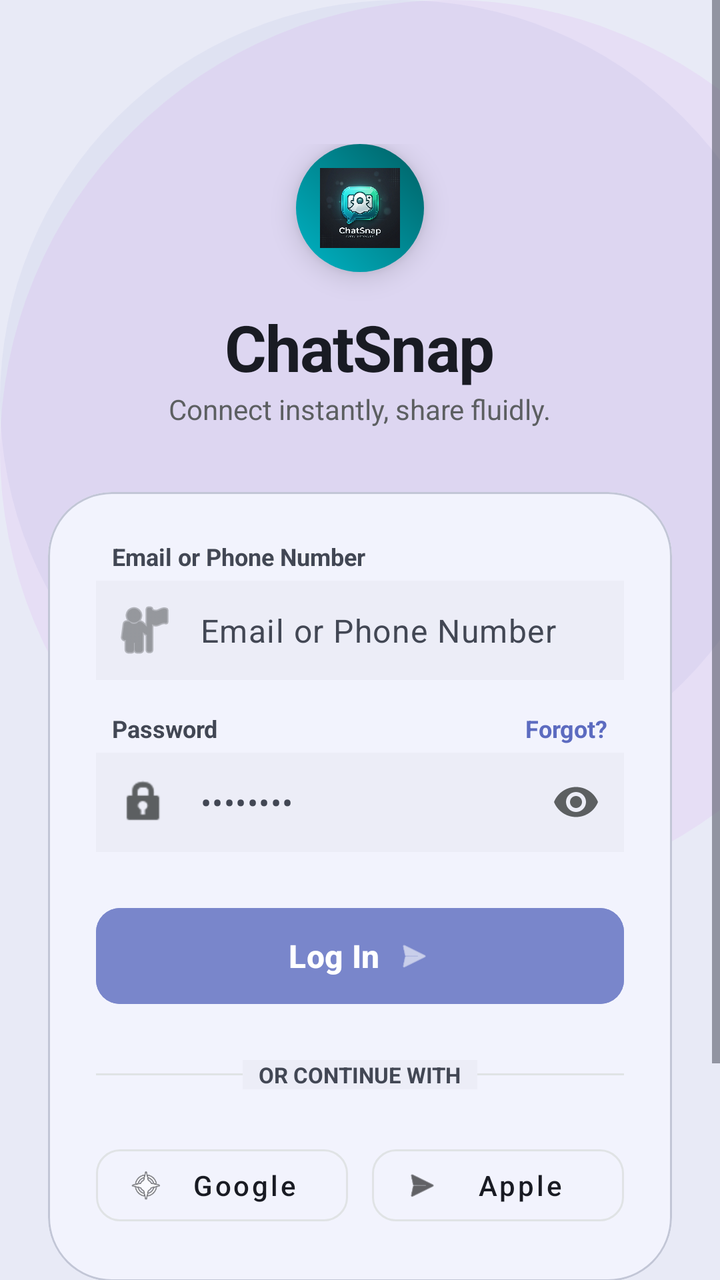
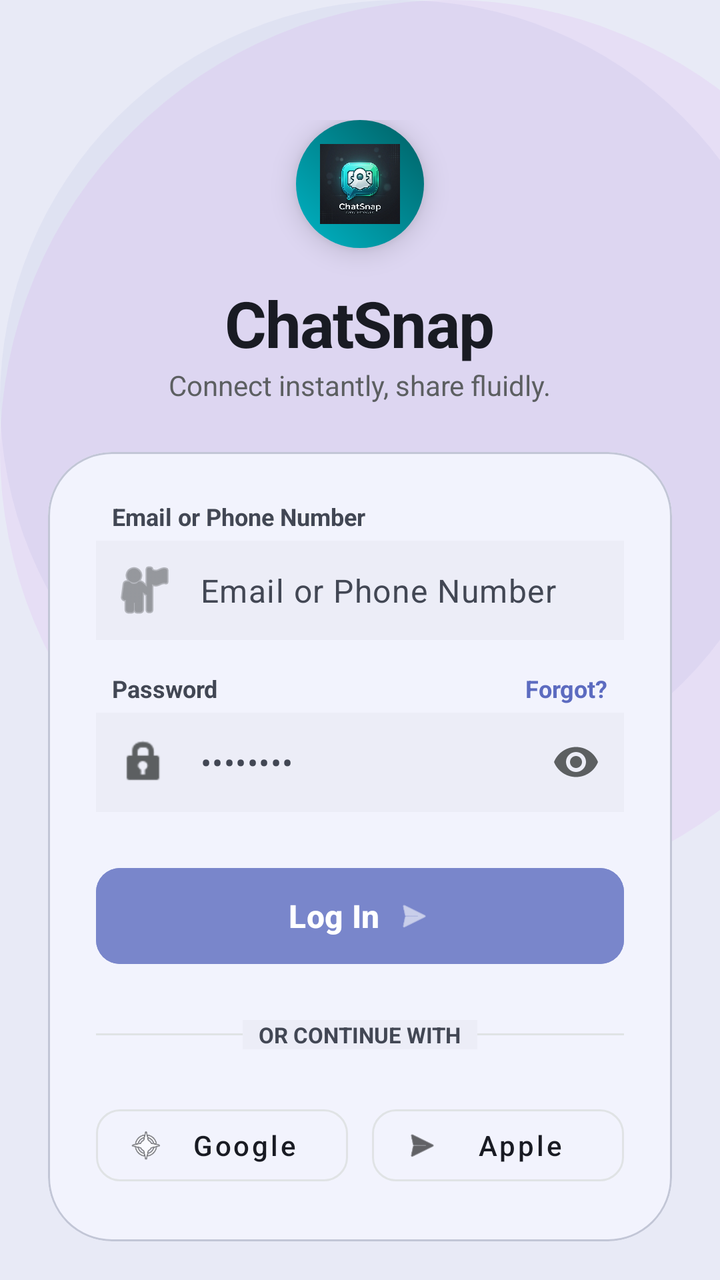

Before-and-after screenshots of an Android layout around one commit, followed by the original layout XML and the change that was made.
<!-- AndroidManifest.xml: activity theme Theme.ChatSnap.NoActionBar -->
<!-- res/layout/activity_login.xml -->
<?xml version="1.0" encoding="utf-8"?>
<androidx.constraintlayout.widget.ConstraintLayout xmlns:android="http://schemas.android.com/apk/res/android"
    xmlns:app="http://schemas.android.com/apk/res-auto"
    xmlns:tools="http://schemas.android.com/tools"
    android:layout_width="match_parent"
    android:layout_height="match_parent"
    android:background="?android:attr/windowBackground">

    <include layout="@layout/layout_bubbles" />

    <ScrollView
        android:layout_width="match_parent"
        android:layout_height="match_parent"
        android:fillViewport="true">

        <androidx.constraintlayout.widget.ConstraintLayout
            android:layout_width="match_parent"
            android:layout_height="wrap_content"
            android:padding="24dp">

            
            <LinearLayout
                android:id="@+id/brandContainer"
                android:layout_width="wrap_content"
                android:layout_height="wrap_content"
                android:gravity="center"
                android:orientation="vertical"
                android:layout_marginTop="48dp"
                app:layout_constraintEnd_toEndOf="parent"
                app:layout_constraintStart_toStartOf="parent"
                app:layout_constraintTop_toTopOf="parent">

                <FrameLayout
                    android:layout_width="64dp"
                    android:layout_height="64dp"
                    android:background="@drawable/splash_gradient"
                    android:elevation="8dp"
                    android:padding="12dp"
                    android:layout_marginBottom="16dp">

                    <ImageView
                        android:layout_width="match_parent"
                        android:layout_height="match_parent"
                        android:src="@drawable/ic_app_logo" />
                </FrameLayout>

                <TextView
                    android:layout_width="wrap_content"
                    android:layout_height="wrap_content"
                    android:text="ChatSnap"
                    android:textColor="?attr/colorOnSurface"
                    android:textSize="32sp"
                    android:textStyle="bold"
                    android:letterSpacing="-0.02" />

                <TextView
                    android:layout_width="wrap_content"
                    android:layout_height="wrap_content"
                    android:text="Connect instantly, share fluidly."
                    android:textColor="@color/secondary"
                    android:textSize="14sp" />
            </LinearLayout>

            
            <com.google.android.material.card.MaterialCardView
                android:id="@+id/loginCard"
                android:layout_width="match_parent"
                android:layout_height="wrap_content"
                android:layout_marginTop="32dp"
                app:cardCornerRadius="32dp"
                app:cardElevation="0dp"
                app:cardBackgroundColor="?attr/colorSurfaceVariant"
                app:strokeColor="?attr/colorOutlineVariant"
                app:layout_constraintTop_toBottomOf="@id/brandContainer">

                <LinearLayout
                    android:layout_width="match_parent"
                    android:layout_height="wrap_content"
                    android:orientation="vertical"
                    android:padding="24dp">

                    
                    <TextView
                        android:layout_width="wrap_content"
                        android:layout_height="wrap_content"
                        android:text="Email or Phone Number"
                        android:textColor="@color/on_surface_variant"
                        android:textSize="12sp"
                        android:textStyle="bold"
                        android:layout_marginStart="8dp"
                        android:layout_marginBottom="4dp"/>

                    <com.google.android.material.textfield.TextInputLayout
                        android:id="@+id/emailLayout"
                        android:layout_width="match_parent"
                        android:layout_height="wrap_content"
                        app:hintEnabled="false"
                        app:startIconDrawable="@android:drawable/ic_menu_myplaces"
                        app:startIconTint="@color/secondary"
                        app:boxBackgroundMode="none">

                        <com.google.android.material.textfield.TextInputEditText
                            android:id="@+id/emailET"
                            android:layout_width="match_parent"
                            android:layout_height="wrap_content"
                            android:hint="Email or Phone Number"
                            android:inputType="textEmailAddress"
                            android:textColor="?attr/colorOnSurface"
                            android:textColorHint="?attr/colorOnSurfaceVariant"
                            android:background="?attr/colorSurface"
                            android:paddingVertical="14dp"/>
                    </com.google.android.material.textfield.TextInputLayout>

                    
                    <RelativeLayout
                        android:layout_width="match_parent"
                        android:layout_height="wrap_content"
                        android:layout_marginTop="16dp"
                        android:layout_marginBottom="4dp"
                        android:paddingHorizontal="8dp">

                        <TextView
                            android:layout_width="wrap_content"
                            android:layout_height="wrap_content"
                            android:text="Password"
                            android:textColor="@color/on_surface_variant"
                            android:textSize="12sp"
                            android:textStyle="bold"
                            android:layout_alignParentStart="true"/>

                        <TextView
                            android:id="@+id/forgotPasswordText"
                            android:layout_width="wrap_content"
                            android:layout_height="wrap_content"
                            android:text="Forgot?"
                            android:textColor="@color/primary"
                            android:textSize="12sp"
                            android:textStyle="bold"
                            android:clickable="true"
                            android:focusable="true"
                            android:layout_alignParentEnd="true"/>
                    </RelativeLayout>

                    <com.google.android.material.textfield.TextInputLayout
                        android:id="@+id/passwordLayout"
                        android:layout_width="match_parent"
                        android:layout_height="wrap_content"
                        app:hintEnabled="false"
                        app:startIconDrawable="@android:drawable/ic_lock_idle_lock"
                        app:startIconTint="@color/secondary"
                        app:passwordToggleEnabled="true"
                        app:passwordToggleTint="@color/secondary"
                        app:boxBackgroundMode="none">

                        <com.google.android.material.textfield.TextInputEditText
                            android:id="@+id/passwordET"
                            android:layout_width="match_parent"
                            android:layout_height="wrap_content"
                            android:hint="••••••••"
                            android:inputType="textPassword"
                            android:textColor="?attr/colorOnSurface"
                            android:textColorHint="?attr/colorOnSurfaceVariant"
                            android:background="?attr/colorSurface"
                            android:paddingVertical="14dp"/>
                    </com.google.android.material.textfield.TextInputLayout>

                    
                    <com.google.android.material.button.MaterialButton
                        android:id="@+id/loginButton"
                        android:layout_width="match_parent"
                        android:layout_height="56dp"
                        android:layout_marginTop="24dp"
                        android:text="Log In"
                        android:textAllCaps="false"
                        android:textSize="16sp"
                        android:textStyle="bold"
                        app:cornerRadius="12dp"
                        android:backgroundTint="@color/primary_container"
                        app:icon="@android:drawable/ic_menu_send"
                        app:iconGravity="textEnd"
                        android:elevation="12dp" />

                    
                    <RelativeLayout
                        android:layout_width="match_parent"
                        android:layout_height="wrap_content"
                        android:layout_marginTop="24dp"
                        android:layout_marginBottom="24dp">

                        <View
                            android:layout_width="match_parent"
                            android:layout_height="1dp"
                            android:background="@color/secondary_container"
                            android:layout_centerInParent="true"/>

                        <TextView
                            android:layout_width="wrap_content"
                            android:layout_height="wrap_content"
                            android:text="OR CONTINUE WITH"
                            android:textSize="11sp"
                            android:textStyle="bold"
                            android:textColor="?attr/colorOnSurfaceVariant"
                            android:background="?attr/colorSurface"
                            android:paddingHorizontal="8dp"
                            android:layout_centerInParent="true"/>
                    </RelativeLayout>

                    
                    <LinearLayout
                        android:layout_width="match_parent"
                        android:layout_height="wrap_content"
                        android:orientation="horizontal">

                        <com.google.android.material.button.MaterialButton
                            style="@style/Widget.MaterialComponents.Button.OutlinedButton"
                            android:layout_width="0dp"
                            android:layout_weight="1"
                            android:layout_height="wrap_content"
                            android:layout_marginEnd="6dp"
                            android:text="Google"
                            android:textAllCaps="false"
                            android:textColor="@color/on_surface"
                            app:strokeColor="@color/secondary_container"
                            app:cornerRadius="12dp"
                            app:icon="@android:drawable/ic_menu_compass"
                            app:iconTint="@null"/>

                        <com.google.android.material.button.MaterialButton
                            style="@style/Widget.MaterialComponents.Button.OutlinedButton"
                            android:layout_width="0dp"
                            android:layout_weight="1"
                            android:layout_height="wrap_content"
                            android:layout_marginStart="6dp"
                            android:text="Apple"
                            android:textAllCaps="false"
                            android:textColor="@color/on_surface"
                            app:strokeColor="@color/secondary_container"
                            app:cornerRadius="12dp"
                            app:icon="@android:drawable/ic_menu_send"
                            app:iconTint="@color/black"/>
                    </LinearLayout>

                </LinearLayout>
            </com.google.android.material.card.MaterialCardView>

            
            <TextView
                android:id="@+id/createAccountText"
                android:layout_width="wrap_content"
                android:layout_height="wrap_content"
                android:layout_marginTop="24dp"
                android:text="New to ChatSnap? Create an account"
                android:textColor="@color/primary"
                android:clickable="true"
                android:focusable="true"
                app:layout_constraintEnd_toEndOf="parent"
                app:layout_constraintStart_toStartOf="parent"
                app:layout_constraintTop_toBottomOf="@id/loginCard" />

            
            <LinearLayout
                android:layout_width="wrap_content"
                android:layout_height="wrap_content"
                android:layout_marginTop="32dp"
                android:layout_marginBottom="16dp"
                android:orientation="horizontal"
                app:layout_constraintBottom_toBottomOf="parent"
                app:layout_constraintEnd_toEndOf="parent"
                app:layout_constraintStart_toStartOf="parent"
                app:layout_constraintTop_toBottomOf="@id/createAccountText"
                app:layout_constraintVertical_bias="1">

                <TextView
                    android:id="@+id/tvPrivacy"
                    android:layout_width="wrap_content"
                    android:layout_height="wrap_content"
                    android:text="Privacy"
                    android:textSize="11sp"
                    android:textColor="@color/outline"
                    android:clickable="true"
                    android:focusable="true"
                    android:layout_marginEnd="24dp"/>

                <TextView
                    android:id="@+id/tvTerms"
                    android:layout_width="wrap_content"
                    android:layout_height="wrap_content"
                    android:text="Terms"
                    android:textSize="11sp"
                    android:textColor="@color/outline"
                    android:clickable="true"
                    android:focusable="true"
                    android:layout_marginEnd="24dp"/>

                <TextView
                    android:id="@+id/tvHelp"
                    android:layout_width="wrap_content"
                    android:layout_height="wrap_content"
                    android:text="Help"
                    android:textSize="11sp"
                    android:textColor="@color/outline"
                    android:clickable="true"
                    android:focusable="true"/>
            </LinearLayout>

        </androidx.constraintlayout.widget.ConstraintLayout>
    </ScrollView>

</androidx.constraintlayout.widget.ConstraintLayout>
<!-- res/layout/layout_bubbles.xml (included above) -->
<?xml version="1.0" encoding="utf-8"?>
<merge xmlns:android="http://schemas.android.com/apk/res/android"
    xmlns:app="http://schemas.android.com/apk/res-auto">

    
    <View
        android:layout_width="400dp"
        android:layout_height="400dp"
        android:layout_gravity="top|start"
        android:layout_marginTop="-100dp"
        android:layout_marginStart="-150dp"
        android:background="@drawable/bg_bubble"
        android:backgroundTint="?attr/colorPrimary"
        android:alpha="0.06"
        android:translationZ="-10dp" />

    
    <View
        android:layout_width="450dp"
        android:layout_height="450dp"
        android:layout_gravity="bottom|end"
        android:layout_marginBottom="-80dp"
        android:layout_marginEnd="-150dp"
        android:background="@drawable/bg_bubble"
        android:backgroundTint="#C500E6"
        android:alpha="0.05"
        android:translationZ="-10dp" />

</merge>
<!-- resources referenced by this layout -->
<resources>
  <color name="black">#FF000000</color>
  <color name="on_surface">#191b23</color>
  <color name="on_surface_variant">#424754</color>
  <color name="outline">#727785</color>
  <color name="primary">#5C6BC0</color>
  <color name="primary_container">#7986CB</color>
  <color name="secondary">#5c5f61</color>
  <color name="secondary_container">#e0e3e5</color>
  <!-- drawable bg_bubble (drawable) -->
  <?xml version="1.0" encoding="utf-8"?>
  <shape xmlns:android="http://schemas.android.com/apk/res/android"
      android:shape="oval">
      <solid android:color="?attr/colorPrimary" />
  </shape>
  <!-- drawable ic_app_logo: png bitmap (drawable, 483391 bytes) -->
  <!-- drawable splash_gradient (drawable) -->
  <?xml version="1.0" encoding="utf-8"?>
  <shape xmlns:android="http://schemas.android.com/apk/res/android"
      android:shape="rectangle">
      <gradient
          android:angle="45"
          android:endColor="#006064"
          android:startColor="#00B4C5"
          android:type="linear" />
      <corners android:radius="32dp" />
  </shape>
  <style name="Theme.ChatSnap.NoActionBar">
          <item name="windowActionBar">false</item>
          <item name="windowNoTitle">true</item>
      </style>
</resources>

<!-- the commit's change to res/layout/activity_login.xml (unified diff, before → after) -->
@@ -4,18 +4,22 @@
     xmlns:tools="http://schemas.android.com/tools"
     android:layout_width="match_parent"
     android:layout_height="match_parent"
-    android:background="?android:attr/windowBackground">
+    android:background="?android:attr/windowBackground"
+    android:fitsSystemWindows="true">
 
     <include layout="@layout/layout_bubbles" />
 
     <ScrollView
         android:layout_width="match_parent"
         android:layout_height="match_parent"
-        android:fillViewport="true">
-
-        <androidx.constraintlayout.widget.ConstraintLayout
+        android:fillViewport="true"
+        android:scrollbars="none">
+
+        <LinearLayout
             android:layout_width="match_parent"
             android:layout_height="wrap_content"
+            android:orientation="vertical"
+            android:gravity="center_horizontal"
             android:padding="24dp">
 
             
@@ -25,10 +29,8 @@
                 android:layout_height="wrap_content"
                 android:gravity="center"
                 android:orientation="vertical"
-                android:layout_marginTop="48dp"
-                app:layout_constraintEnd_toEndOf="parent"
-                app:layout_constraintStart_toStartOf="parent"
-                app:layout_constraintTop_toTopOf="parent">
+                android:layout_marginTop="36dp"
+                android:layout_marginBottom="24dp">
 
                 <FrameLayout
                     android:layout_width="64dp"
@@ -66,12 +68,10 @@
                 android:id="@+id/loginCard"
                 android:layout_width="match_parent"
                 android:layout_height="wrap_content"
-                android:layout_marginTop="32dp"
                 app:cardCornerRadius="32dp"
                 app:cardElevation="0dp"
                 app:cardBackgroundColor="?attr/colorSurfaceVariant"
-                app:strokeColor="?attr/colorOutlineVariant"
-                app:layout_constraintTop_toBottomOf="@id/brandContainer">
+                app:strokeColor="?attr/colorOutlineVariant">
 
                 <LinearLayout
                     android:layout_width="match_parent"
@@ -249,26 +249,19 @@
                 android:layout_width="wrap_content"
                 android:layout_height="wrap_content"
                 android:layout_marginTop="24dp"
+                android:layout_marginBottom="24dp"
                 android:text="New to ChatSnap? Create an account"
                 android:textColor="@color/primary"
                 android:clickable="true"
-                android:focusable="true"
-                app:layout_constraintEnd_toEndOf="parent"
-                app:layout_constraintStart_toStartOf="parent"
-                app:layout_constraintTop_toBottomOf="@id/loginCard" />
+                android:focusable="true" />
 
             
             <LinearLayout
                 android:layout_width="wrap_content"
                 android:layout_height="wrap_content"
-                android:layout_marginTop="32dp"
-                android:layout_marginBottom="16dp"
-                android:orientation="horizontal"
-                app:layout_constraintBottom_toBottomOf="parent"
-                app:layout_constraintEnd_toEndOf="parent"
-                app:layout_constraintStart_toStartOf="parent"
-                app:layout_constraintTop_toBottomOf="@id/createAccountText"
-                app:layout_constraintVertical_bias="1">
+                android:layout_marginTop="16dp"
+                android:layout_marginBottom="24dp"
+                android:orientation="horizontal">
 
                 <TextView
                     android:id="@+id/tvPrivacy"
@@ -303,7 +296,7 @@
                     android:focusable="true"/>
             </LinearLayout>
 
-        </androidx.constraintlayout.widget.ConstraintLayout>
+        </LinearLayout>
     </ScrollView>
 
 </androidx.constraintlayout.widget.ConstraintLayout>
